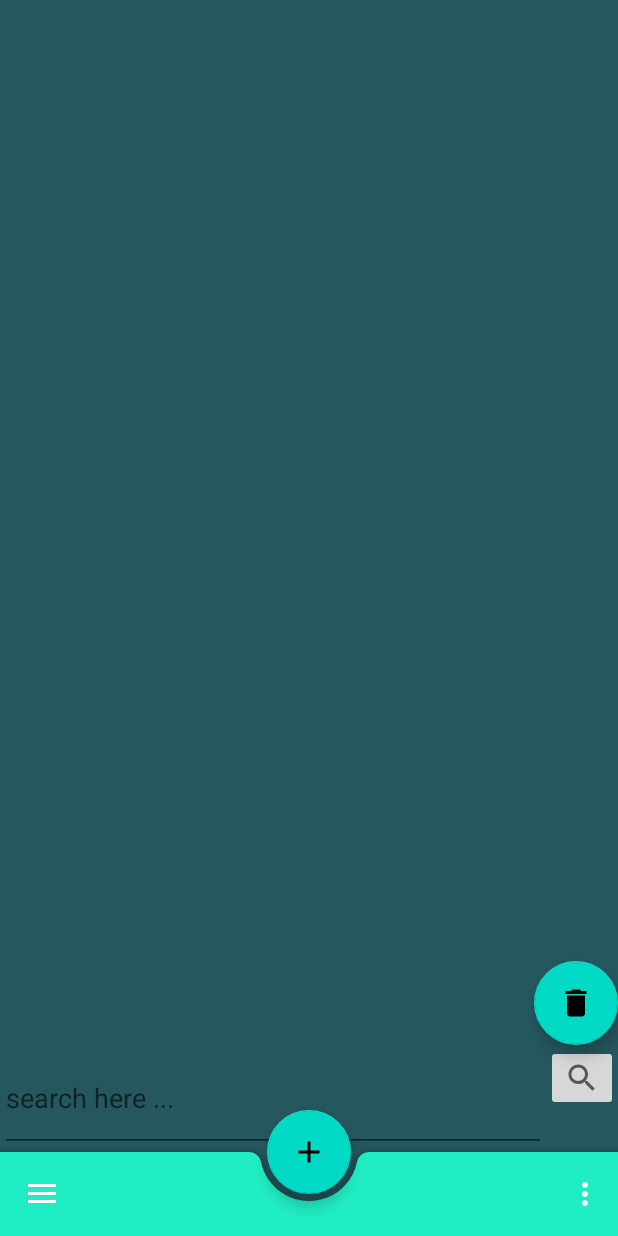
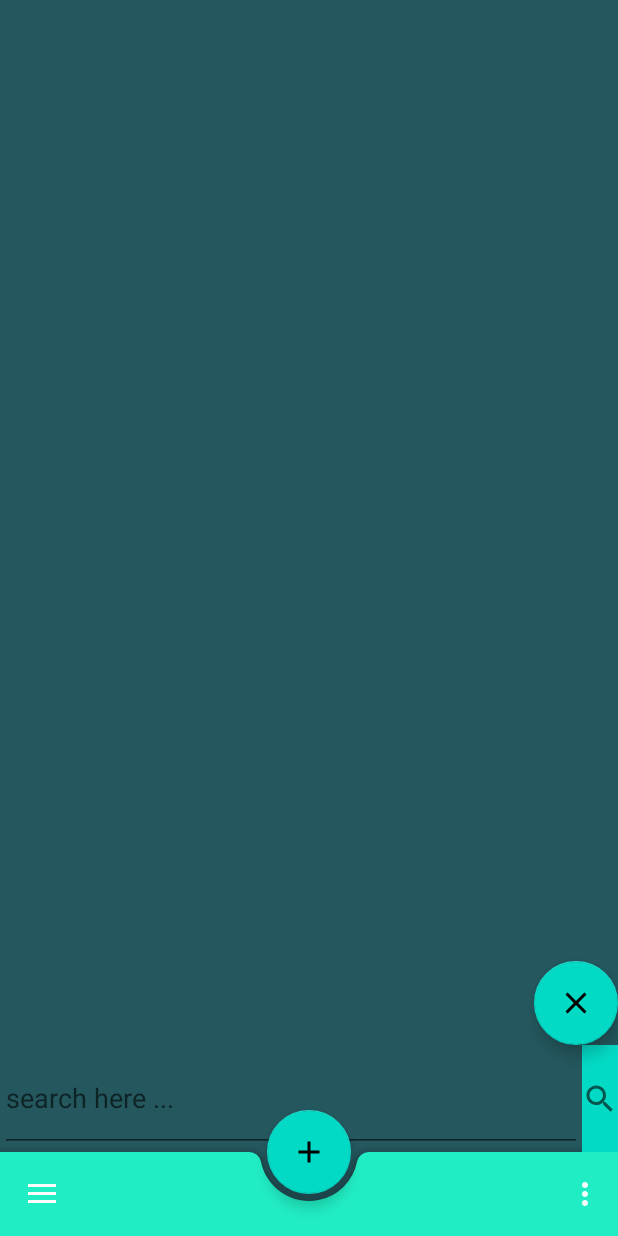
Before and after one commit to banny99/School-forum, an Android app: the screen it shows after launch once a user with an empty profile is signed in (MainActivity), after a tap on an icon or button, on a phone screen of 412 x 824 dp. Run offline under Robolectric (Android 15) with nearby library versions, the phone set to English and light mode, and no system bars; our stand-ins replace Firebase (no records; nobody signed in at launch, a user with empty details on screens opened directly), navigation-ui; libraries missing offline, so code that uses them is left out: com.firebase.ui; Roboto replaces fonts that are not available here; 2 statements that could not run were skipped.

Commit message:
search posts -observeForever

```diff
--- a/app/src/main/java/benji/and/mishku/inc/viaforum/contracts/PostsService.java
+++ b/app/src/main/java/benji/and/mishku/inc/viaforum/contracts/PostsService.java
@@ -16,9 +16,6 @@ public interface PostsService {
     LiveData<List<Post>> getAllPosts();
     LiveData<List<Post>> getPostsBySubforum(String subforumId);
     LiveData<List<Post>> getPostsByUser(String userId);
-
     void removeAllPosts();
     LiveData<List<Post>> getAllPostsFromSubscribedSubforums(String userId);
-
-    LiveData<List<Post>> getSearchedPosts(String searchedPhrase);
 }
--- a/app/src/main/java/benji/and/mishku/inc/viaforum/viewModels/PostsViewModel.java
+++ b/app/src/main/java/benji/and/mishku/inc/viaforum/viewModels/PostsViewModel.java
@@ -1,37 +1,49 @@
 package benji.and.mishku.inc.viaforum.viewModels;
 
 import android.app.Application;
-import android.widget.Toast;
-
 import androidx.annotation.NonNull;
 import androidx.lifecycle.AndroidViewModel;
 import androidx.lifecycle.LiveData;
 import androidx.lifecycle.MutableLiveData;
-
+import androidx.lifecycle.Observer;
+import java.util.ArrayList;
 import java.util.List;
 import benji.and.mishku.inc.viaforum.contracts.PostsService;
 import benji.and.mishku.inc.viaforum.models.Post;
-import benji.and.mishku.inc.viaforum.models.User;
 import benji.and.mishku.inc.viaforum.repositories.PostsFirebaseRepository;
 
 public class PostsViewModel extends AndroidViewModel {
     private final PostsService postsService;
     private Post sharedPost;
+    private MutableLiveData<List<Post>> allPosts;
+
+    private Observer<List<Post>> allPostsObserver = new Observer<List<Post>>() {
+        @Override
+        public void onChanged(List<Post> posts) {
+            allPosts.setValue(posts);
+        }
+    };
 
     public PostsViewModel(@NonNull Application application) {
         super(application);
         postsService = PostsFirebaseRepository.getInstance();
+
+        allPosts = new MutableLiveData<>();
+        postsService.getAllPosts().observeForever(allPostsObserver);
     }
 
     public void addPost(Post post){
         postsService.addPost(post);
     }
+
     public void deletePost(String postId){
         postsService.deletePost(postId);
     }
+
     public LiveData<List<Post>> getAllPosts(){
         return postsService.getAllPosts();
     }
+
     public LiveData<List<Post>> getPostsByUser(String userId){
         return postsService.getPostsByUser(userId);
     }
@@ -58,10 +70,16 @@ public class PostsViewModel extends AndroidViewModel {
         return postsService.getAllPostsFromSubscribedSubforums(userId);
     }
 
+    public List<Post> getSearchedPosts(String searchedPhrase) {
+        ArrayList<Post> searchedPosts = new ArrayList<>();
+        for (Post p : allPosts.getValue()){
+            if (p.getTitle().contains(searchedPhrase) || p.getPostText().contains(searchedPhrase))
+                searchedPosts.add(p);
+        }
+        return searchedPosts;
+    }
 
-
-    public void getSearchedPosts(String searchedPhrase) {
-        Toast.makeText(getApplication(), searchedPhrase, Toast.LENGTH_LONG).show();
-//        displayedPosts.setValue(postsService.getSearchedPosts(searchedPhrase).getValue());
+    public void removeObserver(){
+        postsService.getAllPosts().removeObserver(allPostsObserver);
     }
 }
--- a/app/src/main/java/benji/and/mishku/inc/viaforum/views/HomeFragment.java
+++ b/app/src/main/java/benji/and/mishku/inc/viaforum/views/HomeFragment.java
@@ -10,23 +10,19 @@ import androidx.recyclerview.widget.RecyclerView;
 import android.view.LayoutInflater;
 import android.view.View;
 import android.view.ViewGroup;
-import android.widget.Button;
 import android.widget.EditText;
 import android.widget.ImageButton;
 import android.widget.LinearLayout;
 import com.google.android.material.floatingactionbutton.FloatingActionButton;
 import com.google.firebase.auth.FirebaseAuth;
-
 import java.util.ArrayList;
 import java.util.List;
-
 import benji.and.mishku.inc.viaforum.R;
 import benji.and.mishku.inc.viaforum.models.Post;
 import benji.and.mishku.inc.viaforum.viewModels.PostsViewModel;
 import benji.and.mishku.inc.viaforum.viewModels.SavedPostsViewModel;
 import benji.and.mishku.inc.viaforum.viewModels.SubforumsViewModel;
 import benji.and.mishku.inc.viaforum.viewModels.UserViewModel;
-
 
 public class HomeFragment extends Fragment {
     private PostsViewModel postsViewModel;
@@ -41,6 +37,8 @@ public class HomeFragment extends Fragment {
     private ImageButton searchBtn;
     private FloatingActionButton floatingSearchButton;
 
+    private boolean isSearching = false;
+
     @Override
     public void onCreate(Bundle savedInstanceState) {
         super.onCreate(savedInstanceState);
@@ -53,7 +51,8 @@ public class HomeFragment extends Fragment {
         postsViewModel.getAllPostsFromSubscribedSubforums(FirebaseAuth.getInstance().getCurrentUser().getUid()).observe(this, new Observer<List<Post>>() {
             @Override
             public void onChanged(List<Post> posts) {
-                postAdapter.setPosts(posts);
+                if (!isSearching)
+                    postAdapter.setPosts(posts);
             }
         });
     }
@@ -68,9 +67,10 @@ public class HomeFragment extends Fragment {
         searchInput = inflatedView.findViewById(R.id.search_input);
         searchBtn = inflatedView.findViewById(R.id.search_btn);
         searchBtn.setOnClickListener(view -> {
+            isSearching = true;
             String searchedPhrase = searchInput.getText().toString();
             if (!searchedPhrase.isEmpty())
-                postsViewModel.getSearchedPosts(searchInput.getText().toString());
+                postAdapter.setPosts(postsViewModel.getSearchedPosts(searchedPhrase));
         });
         floatingSearchButton = inflatedView.findViewById(R.id.floating_search_btn);
         floatingSearchButton.setOnClickListener(view -> {
@@ -78,9 +78,12 @@ public class HomeFragment extends Fragment {
                 floatingSearchButton.setImageResource(R.drawable.ic_baseline_search_24);
                 searchInput.setText("");
                 searchBar.setVisibility(View.GONE);
+
+                isSearching = false;
+                postAdapter.setPosts(postsViewModel.getAllPosts().getValue());
             }
             else{
-                floatingSearchButton.setImageResource(R.drawable.ic_baseline_delete_24);
+                floatingSearchButton.setImageResource(R.drawable.ic_baseline_clear_24);
                 searchBar.setVisibility(View.VISIBLE);
             }
         });
--- a/app/src/main/java/benji/and/mishku/inc/viaforum/views/MainActivity.java
+++ b/app/src/main/java/benji/and/mishku/inc/viaforum/views/MainActivity.java
@@ -96,6 +96,11 @@ public class MainActivity extends AppCompatActivity implements View.OnClickListe
         }
     }
 
+    @Override
+    protected void onDestroy() {
+        super.onDestroy();
+        postsViewModel.removeObserver();
+    }
 
     private void initViews() {
         drawerLayout = findViewById(benji.and.mishku.inc.viaforum.R.id.drawer_layout);
--- a/app/src/main/java/benji/and/mishku/inc/viaforum/views/ProfileFragment.java
+++ b/app/src/main/java/benji/and/mishku/inc/viaforum/views/ProfileFragment.java
@@ -7,6 +7,7 @@ import android.view.LayoutInflater;
 import android.view.View;
 import android.view.ViewGroup;
 import android.widget.Button;
+import android.widget.ImageButton;
 import android.widget.TextView;
 import com.google.firebase.auth.FirebaseAuth;
 import benji.and.mishku.inc.viaforum.R;
@@ -15,7 +16,7 @@ import benji.and.mishku.inc.viaforum.viewModels.UserViewModel;
 public class ProfileFragment extends Fragment {
 
     private TextView text;
-    private Button signOutBtn;
+    private ImageButton signOutBtn;
 
     private UserViewModel userViewModel;
 
@@ -33,7 +34,7 @@ public class ProfileFragment extends Fragment {
 
         text = inflatedView.findViewById(R.id.profile_heading);
 
-        signOutBtn = inflatedView.findViewById(R.id.signOut_btn);
+        signOutBtn = inflatedView.findViewById(R.id.logout_btn);
         signOutBtn.setOnClickListener(view -> {
             userViewModel.logOut();
             FirebaseAuth.getInstance().signOut();
--- /dev/null
+++ b/app/src/main/res/drawable/ic_baseline_clear_24.xml
@@ -0,0 +1,5 @@
+<vector android:height="24dp" android:tint="#000000"
+    android:viewportHeight="24" android:viewportWidth="24"
+    android:width="24dp" xmlns:android="http://schemas.android.com/apk/res/android">
+    <path android:fillColor="@android:color/white" android:pathData="M19,6.41L17.59,5 12,10.59 6.41,5 5,6.41 10.59,12 5,17.59 6.41,19 12,13.41 17.59,19 19,17.59 13.41,12z"/>
+</vector>
--- /dev/null
+++ b/app/src/main/res/drawable/ic_baseline_logout_24.xml
@@ -0,0 +1,5 @@
+<vector android:autoMirrored="true" android:height="24dp"
+    android:tint="#000000" android:viewportHeight="24"
+    android:viewportWidth="24" android:width="24dp" xmlns:android="http://schemas.android.com/apk/res/android">
+    <path android:fillColor="@android:color/white" android:pathData="M17,7l-1.41,1.41L18.17,11H8v2h10.17l-2.58,2.58L17,17l5,-5zM4,5h8V3H4c-1.1,0 -2,0.9 -2,2v14c0,1.1 0.9,2 2,2h8v-2H4V5z"/>
+</vector>
--- a/app/src/main/res/layout/fragment_home.xml
+++ b/app/src/main/res/layout/fragment_home.xml
@@ -40,9 +40,8 @@
         <ImageButton
             android:id="@+id/search_btn"
             android:layout_width="wrap_content"
-            android:layout_height="wrap_content"
-            android:src="@drawable/ic_baseline_search_24" />
+            android:layout_height="match_parent"
+            android:src="@drawable/ic_baseline_search_24"
+            android:background="@color/colorAccent"/>
     </LinearLayout>
-
-
 </androidx.appcompat.widget.LinearLayoutCompat>
```
Also changed, not shown: app/src/main/java/benji/and/mishku/inc/viaforum/repositories/PostsFirebaseRepository.java (+0 -22 lines), app/src/main/res/layout/fragment_profile.xml (+5 -4 lines).
